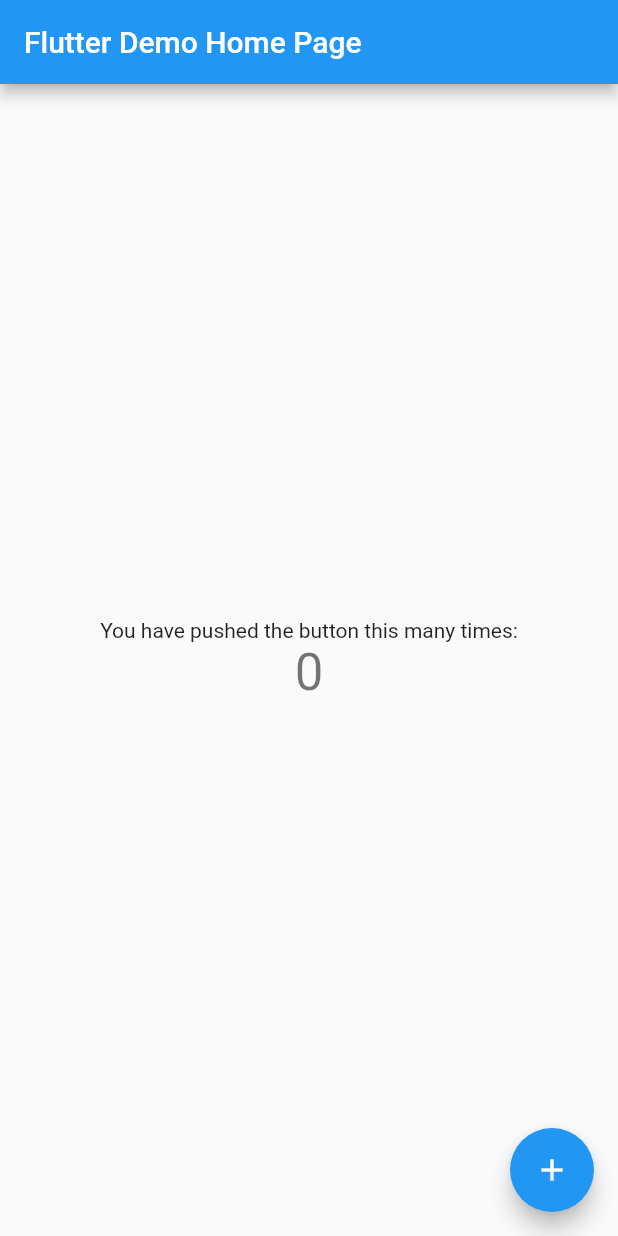
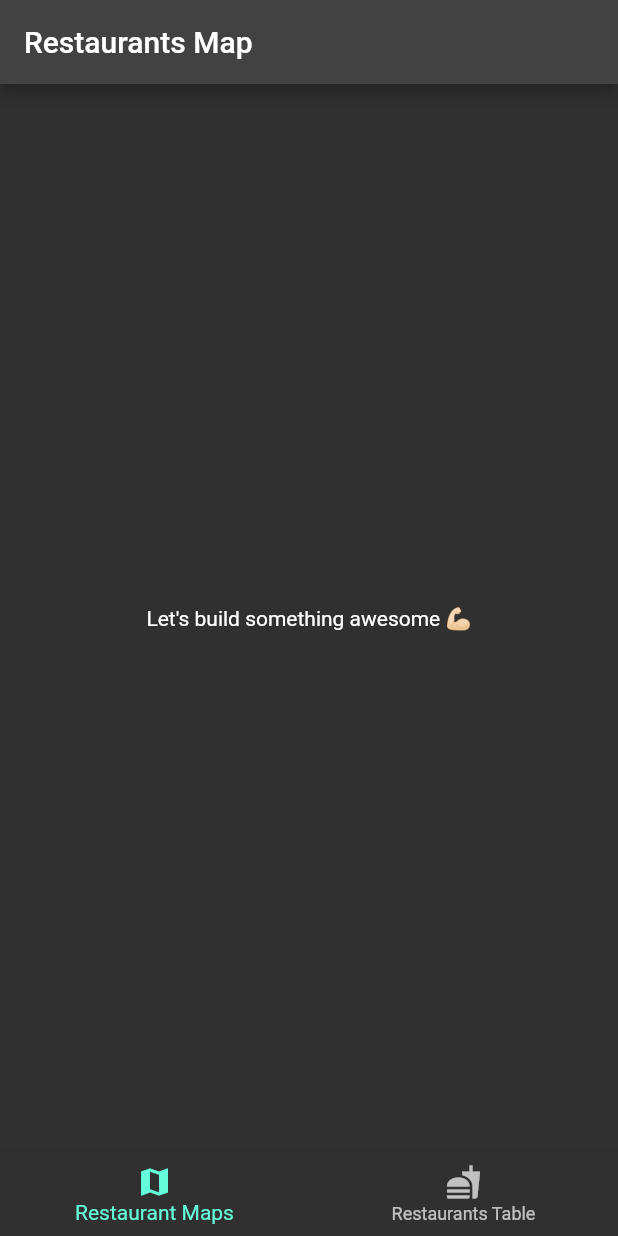
Before and after one commit to SoniaEjaz-sonia/flutter_mapbox, a Flutter app: the screen it shows after launch, on a phone screen of 412 x 824 dp. Run offline on Flutter 3.47's test engine with Material 2 defaults, Android fonts, the phone set to English and light mode, and no system bars; our stand-ins replace cached_network_image, flutter_dotenv, shared_preferences; missing offline and left inert: mapbox_gl.

Commit message:
basic screens setup

```diff
--- a/lib/main.dart
+++ b/lib/main.dart
@@ -1,115 +1,30 @@
 import 'package:flutter/material.dart';
+import 'package:flutter_dotenv/flutter_dotenv.dart';
+import 'package:flutter_mapbox/screens/splash_screen.dart';
+import 'package:shared_preferences/shared_preferences.dart';
 
-void main() {
+late SharedPreferences sharedPreferences;
+
+Future<void> main() async {
+  WidgetsFlutterBinding.ensureInitialized();
+  sharedPreferences = await SharedPreferences.getInstance();
+  await dotenv.load(fileName: "assets/config/.env");
+
   runApp(const MyApp());
 }
 
 class MyApp extends StatelessWidget {
   const MyApp({super.key});
 
-  // This widget is the root of your application.
   @override
   Widget build(BuildContext context) {
     return MaterialApp(
-      title: 'Flutter Demo',
-      theme: ThemeData(
-        // This is the theme of your application.
-        //
-        // Try running your application with "flutter run". You'll see the
-        // application has a blue toolbar. Then, without quitting the app, try
-        // changing the primarySwatch below to Colors.green and then invoke
-        // "hot reload" (press "r" in the console where you ran "flutter run",
-        // or simply save your changes to "hot reload" in a Flutter IDE).
-        // Notice that the counter didn't reset back to zero; the application
-        // is not restarted.
-        primarySwatch: Colors.blue,
-      ),
-      home: const MyHomePage(title: 'Flutter Demo Home Page'),
+      title: 'Mapbox Flutter',
+      debugShowCheckedModeBanner: false,
+      theme: ThemeData(brightness: Brightness.light),
+      darkTheme: ThemeData(brightness: Brightness.dark),
+      themeMode: ThemeMode.dark,
+      home: const SplashScreen(),
     );
   }
 }
-
-class MyHomePage extends StatefulWidget {
-  const MyHomePage({super.key, required this.title});
-
-  // This widget is the home page of your application. It is stateful, meaning
-  // that it has a State object (defined below) that contains fields that affect
-  // how it looks.
-
-  // This class is the configuration for the state. It holds the values (in this
-  // case the title) provided by the parent (in this case the App widget) and
-  // used by the build method of the State. Fields in a Widget subclass are
-  // always marked "final".
-
-  final String title;
-
-  @override
-  State<MyHomePage> createState() => _MyHomePageState();
-}
-
-class _MyHomePageState extends State<MyHomePage> {
-  int _counter = 0;
-
-  void _incrementCounter() {
-    setState(() {
-      // This call to setState tells the Flutter framework that something has
-      // changed in this State, which causes it to rerun the build method below
-      // so that the display can reflect the updated values. If we changed
-      // _counter without calling setState(), then the build method would not be
-      // called again, and so nothing would appear to happen.
-      _counter++;
-    });
-  }
-
-  @override
-  Widget build(BuildContext context) {
-    // This method is rerun every time setState is called, for instance as done
-    // by the _incrementCounter method above.
-    //
-    // The Flutter framework has been optimized to make rerunning build methods
-    // fast, so that you can just rebuild anything that needs updating rather
-    // than having to individually change instances of widgets.
-    return Scaffold(
-      appBar: AppBar(
-        // Here we take the value from the MyHomePage object that was created by
-        // the App.build method, and use it to set our appbar title.
-        title: Text(widget.title),
-      ),
-      body: Center(
-        // Center is a layout widget. It takes a single child and positions it
-        // in the middle of the parent.
-        child: Column(
-          // Column is also a layout widget. It takes a list of children and
-          // arranges them vertically. By default, it sizes itself to fit its
-          // children horizontally, and tries to be as tall as its parent.
-          //
-          // Invoke "debug painting" (press "p" in the console, choose the
-          // "Toggle Debug Paint" action from the Flutter Inspector in Android
-          // Studio, or the "Toggle Debug Paint" command in Visual Studio Code)
-          // to see the wireframe for each widget.
-          //
-          // Column has various properties to control how it sizes itself and
-          // how it positions its children. Here we use mainAxisAlignment to
-          // center the children vertically; the main axis here is the vertical
-          // axis because Columns are vertical (the cross axis would be
-          // horizontal).
-          mainAxisAlignment: MainAxisAlignment.center,
-          children: <Widget>[
-            const Text(
-              'You have pushed the button this many times:',
-            ),
-            Text(
-              '$_counter',
-              style: Theme.of(context).textTheme.headlineMedium,
-            ),
-          ],
-        ),
-      ),
-      floatingActionButton: FloatingActionButton(
-        onPressed: _incrementCounter,
-        tooltip: 'Increment',
-        child: const Icon(Icons.add),
-      ), // This trailing comma makes auto-formatting nicer for build methods.
-    );
-  }
-}
--- /dev/null
+++ b/lib/screens/home_screen.dart
@@ -0,0 +1,35 @@
+import 'package:flutter/material.dart';
+import 'package:flutter_mapbox/screens/map_screen.dart';
+import 'package:flutter_mapbox/screens/retaurants_list.dart';
+
+class HomeScreen extends StatefulWidget {
+  const HomeScreen({Key? key}) : super(key: key);
+
+  @override
+  State<HomeScreen> createState() => _HomeScreenState();
+}
+
+class _HomeScreenState extends State<HomeScreen> {
+  final List<Widget> _pages = [const MapsScreen(), const RestaurantsScreen()];
+
+  int _index = 0;
+
+  @override
+  Widget build(BuildContext context) {
+    return Scaffold(
+      body: _pages[_index],
+      bottomNavigationBar: BottomNavigationBar(
+        onTap: (selectedIndex) {
+          setState(() {
+            _index = selectedIndex;
+          });
+        },
+        currentIndex: _index,
+        items: const [
+          BottomNavigationBarItem(icon: Icon(Icons.map), label: 'Restaurant Maps'),
+          BottomNavigationBarItem(icon: Icon(Icons.fastfood), label: 'Restaurants Table'),
+        ],
+      ),
+    );
+  }
+}
--- /dev/null
+++ b/lib/screens/map_screen.dart
@@ -0,0 +1,54 @@
+import 'package:flutter/material.dart';
+import 'package:mapbox_gl/mapbox_gl.dart';
+
+class MapsScreen extends StatefulWidget {
+  const MapsScreen({Key? key}) : super(key: key);
+
+  @override
+  State<MapsScreen> createState() => _MapsScreenState();
+}
+
+class _MapsScreenState extends State<MapsScreen> {
+  // Mapbox related
+
+  // Carousel related
+
+  @override
+  void initState() {
+    super.initState();
+
+    // Calculate the distance and time from data in SharedPreferences
+
+    // Generate the list of carousel widgets
+
+    // initialize map symbols in the same order as carousel widgets
+  }
+
+  _addSourceAndLineLayer(int index, bool removeLayer) async {
+    // Can animate camera to focus on the item
+
+    // Add a polyLine between source and destination
+
+    // Remove lineLayer and source if it exists
+
+    // Add new source and lineLayer
+  }
+
+  _onMapCreated(MapboxMapController controller) async {}
+
+  _onStyleLoadedCallback() async {}
+
+  @override
+  Widget build(BuildContext context) {
+    return Scaffold(
+      appBar: AppBar(
+        title: const Text('Restaurants Map'),
+      ),
+      body: const SafeArea(
+        child: Center(
+          child: Text('Let\'s build something awesome 💪🏻'),
+        ),
+      ),
+    );
+  }
+}
```
Also changed, not shown: lib/constants/restaurants.dart (added, +43 -0 lines), lib/screens/retaurants_list.dart (added, +118 -0 lines), lib/screens/splash_screen.dart (added, +39 -0 lines), pubspec.yaml (+22 -39 lines), assets/icon/food.png (added), assets/icon/mapbox.png (added), assets/images/splash.png (added), 1 other file.
